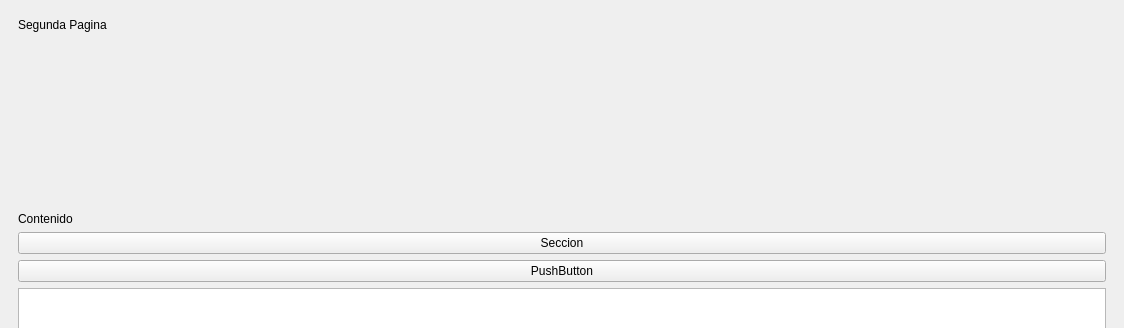
gustalbert11/Time-Tabling, file ui/mainwindow.ui: the form before one commit; both pictures show x 0 to 1124 and y 0 to 328 of the 1124 by 675 pixel window.
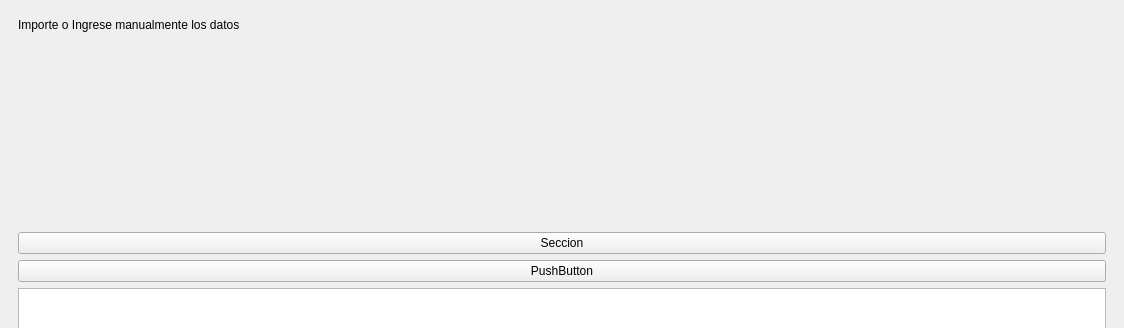
The form after the commit. The open tabs and pages were chosen to show the change.

```diff
--- a/ui/mainwindow.ui
+++ b/ui/mainwindow.ui
@@ -61,15 +61,12 @@
           <item>
            <widget class="QLabel" name="label">
             <property name="text">
-             <string>Segunda Pagina</string>
+             <string>Importe o Ingrese manualmente los datos </string>
             </property>
            </widget>
           </item>
           <item>
            <spacer name="verticalSpacer_2">
-            <property name="orientation">
-             <enum>Qt::Orientation::Vertical</enum>
-            </property>
             <property name="sizeHint" stdset="0">
              <size>
               <width>20</width>
@@ -81,7 +78,7 @@
           <item>
            <widget class="QLabel" name="label_2">
             <property name="text">
-             <string>Contenido</string>
+             <string/>
             </property>
            </widget>
           </item>
```
Left out of the diff: 13 changed lines with no effect on the pictures.
